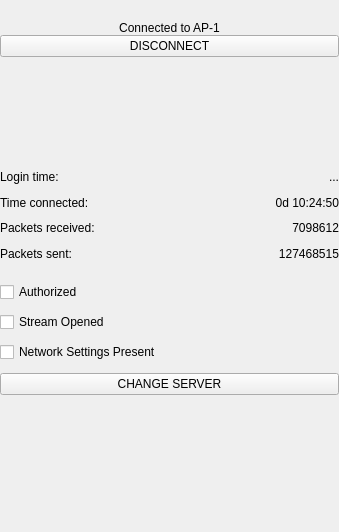
Qt form ui/mobile/MainScreen.ui (demlabs-cellframe/dap-ui-sdk) before a commit.
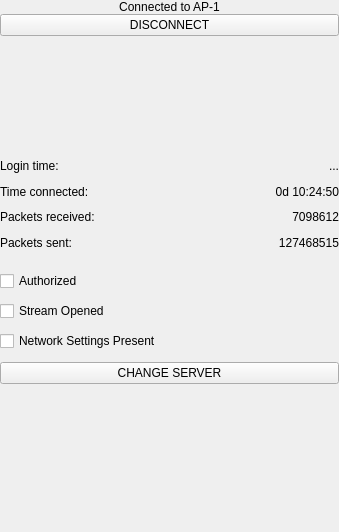
The same form after that commit.

What changed in the file:
```diff
--- a/ui/mobile/MainScreen.ui
+++ b/ui/mobile/MainScreen.ui
@@ -35,22 +35,6 @@
    <property name="bottomMargin">
     <number>0</number>
    </property>
-   <item>
-    <widget class="QWidget" name="wgtNavigationPanel" native="true">
-     <property name="sizePolicy">
-      <sizepolicy hsizetype="Preferred" vsizetype="Fixed">
-       <horstretch>0</horstretch>
-       <verstretch>0</verstretch>
-      </sizepolicy>
-     </property>
-     <property name="minimumSize">
-      <size>
-       <width>0</width>
-       <height>21</height>
-      </size>
-     </property>
-    </widget>
-   </item>
    <item>
     <widget class="QFrame" name="frmConnect">
      <property name="sizePolicy">
```
